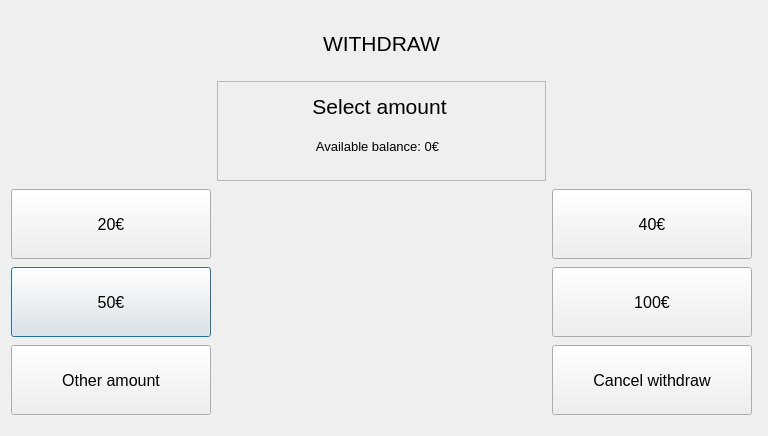
This is bank-automat/gui/cardwithdrawwindow.ui in 25kmo-project/group_11 as Qt 5 draws it before an edit. The edited form follows.
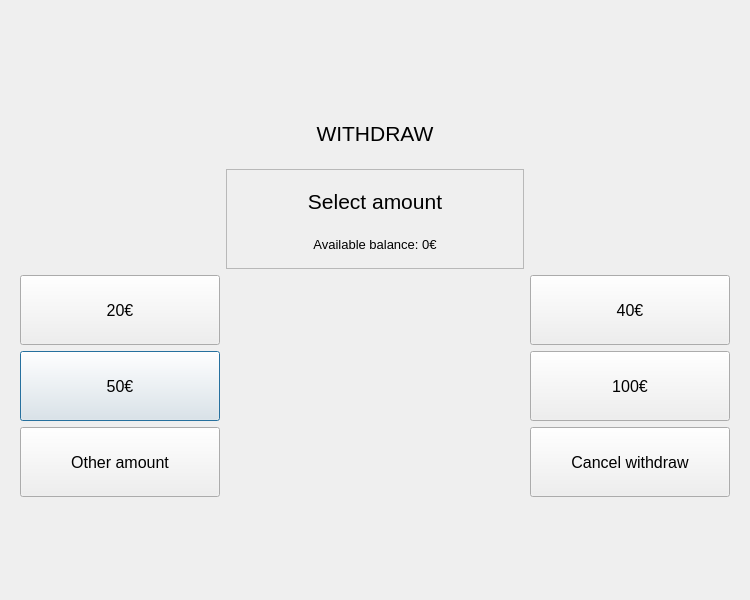
This is the edited form.

Patch:
```diff
--- a/bank-automat/gui/cardwithdrawwindow.ui
+++ b/bank-automat/gui/cardwithdrawwindow.ui
@@ -6,35 +6,22 @@
    <rect>
     <x>0</x>
     <y>0</y>
-    <width>768</width>
-    <height>436</height>
+    <width>750</width>
+    <height>600</height>
    </rect>
   </property>
   <property name="windowTitle">
    <string>Dialog</string>
   </property>
+  <layout class="QVBoxLayout" name="verticalLayout">
+   <item>
   <widget class="QStackedWidget" name="stackedWidget">
-   <property name="geometry">
-    <rect>
-     <x>11</x>
-     <y>11</y>
-     <width>742</width>
-     <height>421</height>
-    </rect>
-   </property>
    <property name="currentIndex">
     <number>0</number>
    </property>
    <widget class="QWidget" name="amount_selection_page">
-    <widget class="QWidget" name="layoutWidget">
-     <property name="geometry">
-      <rect>
-       <x>0</x>
-       <y>0</y>
-       <width>741</width>
-       <height>411</height>
-      </rect>
-     </property>
+      <layout class="QVBoxLayout" name="verticalLayout_2">
+       <item>
      <layout class="QGridLayout" name="gridLayout_2">
       <item row="7" column="0">
        <widget class="QPushButton" name="button50">
@@ -179,15 +166,9 @@
         <property name="frameShadow">
          <enum>QFrame::Shadow::Raised</enum>
         </property>
+           <layout class="QVBoxLayout" name="verticalLayout_3">
+            <item>
         <widget class="QLabel" name="title">
-         <property name="geometry">
-          <rect>
-           <x>0</x>
-           <y>0</y>
-           <width>325</width>
-           <height>51</height>
-          </rect>
-         </property>
          <property name="maximumSize">
           <size>
            <width>16777215</width>
@@ -206,15 +187,9 @@
           <set>Qt::AlignmentFlag::AlignCenter</set>
          </property>
         </widget>
+            </item>
+            <item>
         <widget class="QLabel" name="availableBalance">
-         <property name="geometry">
-          <rect>
-           <x>0</x>
-           <y>50</y>
-           <width>321</width>
-           <height>30</height>
-          </rect>
-         </property>
          <property name="maximumSize">
           <size>
            <width>16777215</width>
@@ -233,6 +208,8 @@
           <set>Qt::AlignmentFlag::AlignCenter</set>
          </property>
         </widget>
+            </item>
+           </layout>
        </widget>
       </item>
       <item row="0" column="1">
@@ -297,7 +274,8 @@
        </widget>
       </item>
      </layout>
-    </widget>
+       </item>
+      </layout>
    </widget>
    <widget class="QWidget" name="custom_amount_page">
     <property name="enabled">
@@ -477,6 +455,8 @@
     </widget>
    </widget>
   </widget>
+   </item>
+  </layout>
  </widget>
  <resources/>
  <connections/>
```
Left out of the diff: 20 changed lines with no effect on the pictures. Lines whose indentation alone changed are shown as unchanged.
